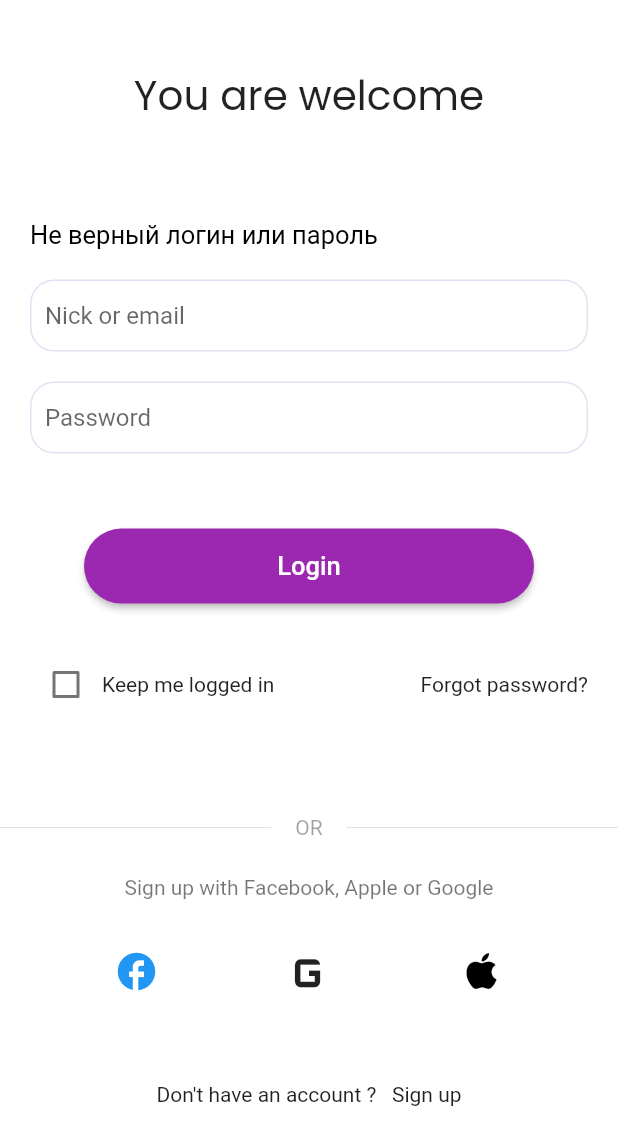
After one commit to Kolyanchik1115/znanija_clone, a Flutter app: the AuthWidget screen opened directly, after a tap on "Login", on a phone screen of 412 x 824 dp. The commit adds this screen. Shown: the top 1145 px of the screen. Run offline on Flutter 3.47's test engine with Material 2 defaults, Android fonts, the phone set to English and light mode, and no system bars; our stand-ins replace rive; Roboto replaces fonts that are missing (Intel).

Commit message:
add auth screen with custom dialog

```diff
--- a/lib/main.dart
+++ b/lib/main.dart
@@ -1,40 +1,5 @@
 import 'package:flutter/material.dart';
-import 'package:znanija_clone/screens/start_screen.dart';
-
+import 'package:znanija_clone/ui/widgets/app/my_app.dart';
 void main() {
   runApp(const MyApp());
 }
-
-class MyApp extends StatelessWidget {
-  const MyApp({super.key});
-
-  @override
-  Widget build(BuildContext context) {
-    return MaterialApp(
-      debugShowCheckedModeBanner: false,
-      theme: ThemeData(
-        scaffoldBackgroundColor: const Color(0xFFEEF1F8),
-        primarySwatch: Colors.blue,
-        fontFamily: "Intel",
-        inputDecorationTheme: const InputDecorationTheme(
-          filled: true,
-          fillColor: Colors.white,
-          errorStyle: TextStyle(height: 0),
-          border: defaultInputBorder,
-          enabledBorder: defaultInputBorder,
-          focusedBorder: defaultInputBorder,
-          errorBorder: defaultInputBorder,
-        ),
-      ),
-      home: const StartScreen(),
-    );
-  }
-}
-
-const defaultInputBorder = OutlineInputBorder(
-  borderRadius: BorderRadius.all(Radius.circular(16)),
-  borderSide: BorderSide(
-    color: Color(0xFFDEE3F2),
-    width: 1,
-  ),
-);
--- /dev/null
+++ b/lib/ui/theme/borders.dart
@@ -0,0 +1,11 @@
+import 'package:flutter/material.dart';
+
+abstract class AppInputBorder {
+  static const defaultInputBorder = OutlineInputBorder(
+    borderRadius: BorderRadius.all(Radius.circular(16)),
+    borderSide: BorderSide(
+      color: Color(0xFFDEE3F2),
+      width: 1,
+    ),
+  );
+}
--- /dev/null
+++ b/lib/ui/widgets/auth/auth_widget.dart
@@ -0,0 +1,222 @@
+import 'package:flutter/material.dart';
+import 'package:znanija_clone/ui/widgets/main_screen/main_screen_widget.dart';
+
+class AuthWidget extends StatelessWidget {
+  const AuthWidget({super.key});
+
+  @override
+  Widget build(BuildContext context) {
+    return Scaffold(
+      backgroundColor: Colors.transparent,
+      body: Stack(
+        clipBehavior: Clip.none,
+        children: [
+          Column(
+            children: [
+              const Spacer(flex: 1),
+              const Text(
+                "You are welcome",
+                style: TextStyle(fontSize: 27, fontFamily: "Poppins"),
+              ),
+              const Spacer(flex: 1),
+              const FormWidget(),
+              const Spacer(flex: 1),
+              Row(
+                children: const [
+                  Expanded(child: Divider()),
+                  Padding(
+                    padding: EdgeInsets.symmetric(horizontal: 16),
+                    child: Text(
+                      "OR",
+                      style: TextStyle(
+                        color: Colors.black38,
+                      ),
+                    ),
+                  ),
+                  Expanded(child: Divider()),
+                ],
+              ),
+              const Padding(
+                padding: EdgeInsets.symmetric(vertical: 24),
+                child: Text(
+                  "Sign up with Facebook, Apple or Google",
+                  style: TextStyle(color: Colors.black54),
+                ),
+              ),
+              Row(
+                mainAxisAlignment: MainAxisAlignment.spaceEvenly,
+                children: [
+                  IconButton(
+                    onPressed: () {},
+                    icon: const Icon(
+                      Icons.facebook,
+                      size: 30,
+                      color: Colors.blue,
+                    ),
+                  ),
+                  IconButton(
+                      padding: const EdgeInsets.only(top: 2),
+                      onPressed: () {},
+                      icon: const Icon(
+                        Icons.g_mobiledata,
+                        size: 45,
+                      )),
+                  IconButton(
+                    onPressed: () {},
+                    icon: const Icon(
+                      Icons.apple,
+                      size: 32,
+                      color: Colors.black,
+                    ),
+                  ),
+                ],
+              ),
+              const SizedBox(height: 50),
+              Row(
+                mainAxisAlignment: MainAxisAlignment.center,
+                children: [
+                  const Text("Don't have an account ?   "),
+                  InkWell(
+                    onTap: () {},
+                    child: const Text(
+                      'Sign up',
+                    ),
+                  ),
+                ],
+              ),
+              const Spacer(flex: 2),
+            ],
+          ),
+        ],
+      ),
+    );
+  }
+}
+
+class FormWidget extends StatefulWidget {
+  const FormWidget({Key? key}) : super(key: key);
+
+  @override
+  _FormWidgetState createState() => _FormWidgetState();
+}
+
+class _FormWidgetState extends State<FormWidget> {
+  final _loginTextController = TextEditingController();
+  final _passwordTextController = TextEditingController();
+  String? errorText;
+  bool isChecked = false;
+
+  void _auth() {
+    final login = _loginTextController.text;
+    final password = _passwordTextController.text;
+    if (login == 'admin' && password == 'admin') {
+      errorText = null;
+      Navigator.push(
+        context,
+        MaterialPageRoute(
+          builder: (context) => const MainScreenWidget(),
+        ),
+      );
+    } else {
+      errorText = 'Не верный логин или пароль';
+    }
+    setState(() {});
+  }
+
+  @override
+  Widget build(BuildContext context) {
+    const emailTextFieldDecorator = InputDecoration(
+      focusedBorder: OutlineInputBorder(
+        borderRadius: BorderRadius.all(Radius.circular(10.0)),
+        borderSide: BorderSide(color: Colors.purple, width: 1.5),
+      ),
+      contentPadding: EdgeInsets.symmetric(horizontal: 10, vertical: 10),
+      hintText: 'Nick or email',
+    );
+    const passTextFieldDecorator = InputDecoration(
+      focusedBorder: OutlineInputBorder(
+        borderRadius: BorderRadius.all(Radius.circular(10.0)),
+        borderSide: BorderSide(color: Colors.purple, width: 1.5),
+      ),
+      contentPadding: EdgeInsets.symmetric(horizontal: 10, vertical: 10),
+      hintText: 'Password',
+    );
+    final errorText = this.errorText;
+    return Padding(
+      padding: const EdgeInsets.all(20),
+      child: Column(
+        crossAxisAlignment: CrossAxisAlignment.start,
+        children: [
+          if (errorText != null) ...[
+            Text(
+              errorText,
+              style: const TextStyle(
+                fontSize: 17,
+                color: Colors.black,
+              ),
+            ),
+            const SizedBox(height: 20),
+          ],
+          TextField(
+            controller: _loginTextController,
+            decoration: emailTextFieldDecorator,
+          ),
+          const SizedBox(height: 20),
+          TextField(
+            controller: _passwordTextController,
+            decoration: passTextFieldDecorator,
+            obscureText: true,
+          ),
+          const SizedBox(height: 50),
+          Row(
+            mainAxisAlignment: MainAxisAlignment.center,
+            children: [
+              SizedBox(
+                width: 300,
+                height: 50,
+                child: ElevatedButton(
+                  onPressed: _auth,
+                  style: ElevatedButton.styleFrom(
+                    shape: RoundedRectangleBorder(
+                      borderRadius: BorderRadius.circular(30),
+                    ),
+                    backgroundColor: Colors.purple,
+                  ),
+                  child: const Text(
+                    'Login',
+                    style: TextStyle(fontSize: 17),
+                  ),
+                ),
+              ),
+            ],
+          ),
+          const SizedBox(height: 30),
+          Row(
+            mainAxisAlignment: MainAxisAlignment.spaceBetween,
+            children: [
+              Row(
+                children: [
+                  Checkbox(
+                    checkColor: Colors.white,
+                    activeColor: Colors.black,
+                    value: isChecked,
+                    onChanged: (bool? value) {
+                      setState(() {
+                        isChecked = value!;
+                      });
+                    },
+                  ),
+                  const Text('Keep me logged in'),
+                ],
+              ),
+              InkWell(
+                onTap: () {},
+                child: const Text('Forgot password?'),
+              )
+            ],
+          ),
+        ],
+      ),
+    );
+  }
+}
--- a/pubspec.yaml
+++ b/pubspec.yaml
@@ -15,7 +15,6 @@ dependencies:
   cupertino_icons: ^1.0.2
 
   rive: ^0.10.1
-  slide_to_confirm: ^1.1.0
 
 dev_dependencies:
   flutter_test:
```
Also changed, not shown: lib/ui/widgets/app/my_app.dart (added, +29 -0 lines), lib/ui/widgets/main_screen/main_screen_widget.dart (added, +12 -0 lines), lib/ui/widgets/start_screen/start_screen.dart (renamed from lib/screens/start_screen.dart, +42 -6 lines), lib/constants.dart (deleted), pubspec.lock.
